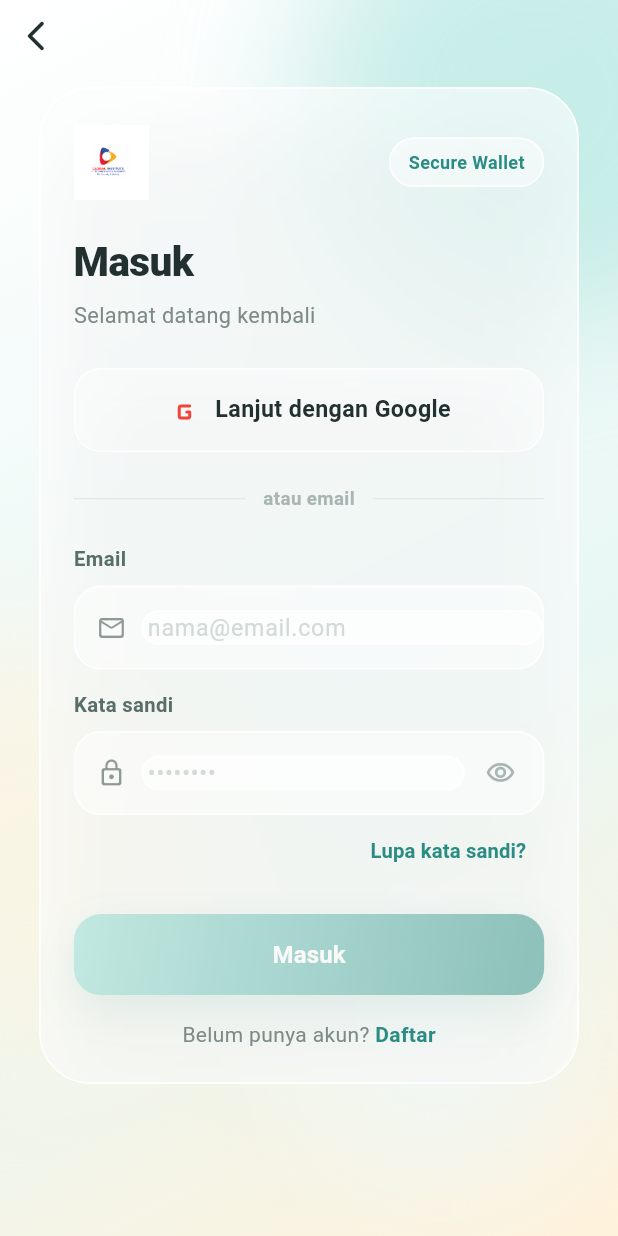
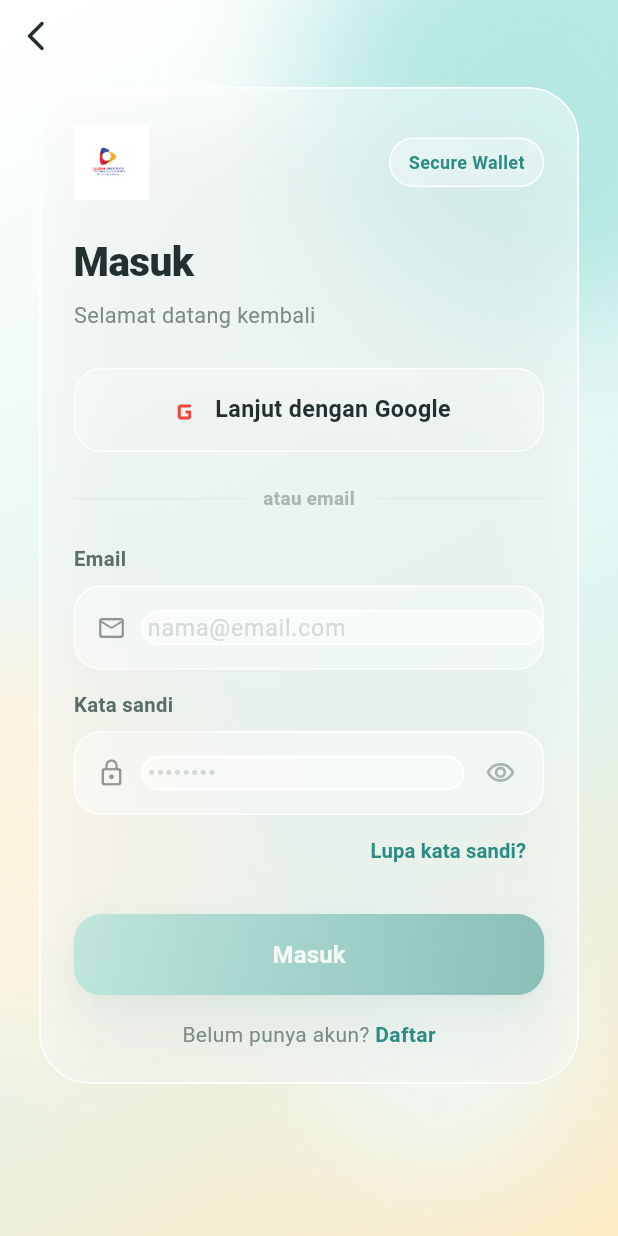
Before and after one commit to WhoIsR/EMoney-MobileApp, a Flutter app: the LoginPage screen opened by its route, on a phone screen of 412 x 824 dp. Run offline on Flutter 3.47's test engine with Material 3 defaults, Android fonts, the phone set to English and light mode, and no system bars; our stand-ins replace app_links, dio, equatable, firebase_auth, firebase_core, firebase_messaging and 6 more; missing offline and left inert: mobile_scanner; accounts and stored records are empty; network calls fail; Roboto replaces fonts that are missing (PlusJakartaSans).

Commit message:
style: kuatkan efek frosted
Menurunkan opacity panel agar glass lebih terasa.

```diff
--- a/lib/core/theme/app_colors.dart
+++ b/lib/core/theme/app_colors.dart
@@ -29,7 +29,7 @@ class AppColors {
   static const Color bg = Color(0xFFF7F8F4);
   static const Color mist = Color(0xFFEFF8F6);
   static const Color champagne = Color(0xFFFFF4DF);
-  static const Color glass = Color(0x99FFFFFF);
+  static const Color glass = Color(0x73FFFFFF);
   static const Color glassStrong = Color(0xCCFFFFFF);
   static const Color glassLine = Color(0xE6FFFFFF);
   static const Color white = Color(0xFFFFFFFF);
@@ -39,7 +39,7 @@ class AppColors {
     begin: Alignment.topLeft,
     end: Alignment.bottomRight,
     stops: [0.0, 0.6, 1.0],
-    colors: [Color(0xFFFFFFFF), Color(0xFFE8F7F4), Color(0xFFFFF2DB)],
+    colors: [Color(0xFFFFFFFF), Color(0xFFDFF5F1), Color(0xFFFFEBC4)],
   );
 
   static const LinearGradient accentGradient = LinearGradient(
--- a/lib/presentation/pages/auth/login_page.dart
+++ b/lib/presentation/pages/auth/login_page.dart
@@ -137,7 +137,7 @@ class _LoginPageState extends State<LoginPage> {
                     padding: const EdgeInsets.fromLTRB(26, 10, 26, 24),
                     child: GlassCard(
                       radius: 34,
-                      color: Colors.white.withValues(alpha: 0.56),
+                      color: Colors.white.withValues(alpha: 0.40),
                       border: Border.all(
                         color: Colors.white.withValues(alpha: 0.9),
                         width: 1.2,
@@ -154,7 +154,7 @@ class _LoginPageState extends State<LoginPage> {
                                 padding: const EdgeInsets.symmetric(
                                     horizontal: 12, vertical: 7),
                                 decoration: BoxDecoration(
-                                  color: Colors.white.withValues(alpha: 0.46),
+                                  color: Colors.white.withValues(alpha: 0.34),
                                   borderRadius: BorderRadius.circular(20),
                                   border:
                                       Border.all(color: AppColors.glassLine),
@@ -193,7 +193,7 @@ class _LoginPageState extends State<LoginPage> {
                                 onTap: loading ? null : _loginWithGoogle,
                                 child: GlassCard(
                                   radius: 18,
-                                  color: Colors.white.withValues(alpha: 0.48),
+                                  color: Colors.white.withValues(alpha: 0.34),
                                   border: Border.all(
                                     color: Colors.white.withValues(alpha: 0.86),
                                     width: 1.1,
--- a/lib/presentation/widgets/app_field.dart
+++ b/lib/presentation/widgets/app_field.dart
@@ -82,7 +82,7 @@ class _AppFieldState extends State<AppField> {
           duration: const Duration(milliseconds: 150),
           height: 56,
           decoration: BoxDecoration(
-            color: Colors.white.withValues(alpha: 0.48),
+            color: Colors.white.withValues(alpha: 0.36),
             borderRadius: BorderRadius.circular(18),
             border: Border.all(
               color: _focused
--- a/lib/presentation/widgets/glass_background.dart
+++ b/lib/presentation/widgets/glass_background.dart
@@ -21,7 +21,7 @@ class GlassBackground extends StatelessWidget {
             right: -100,
             child: _AmbientWash(
               size: 310,
-              color: AppColors.primaryLight.withValues(alpha: 0.45),
+              color: AppColors.primaryLight.withValues(alpha: 0.62),
             ),
           ),
           Positioned(
@@ -29,7 +29,7 @@ class GlassBackground extends StatelessWidget {
             bottom: 120,
             child: _AmbientWash(
               size: 280,
-              color: AppColors.champagne.withValues(alpha: 0.72),
+              color: AppColors.champagne.withValues(alpha: 0.92),
             ),
           ),
           Positioned(
@@ -37,7 +37,7 @@ class GlassBackground extends StatelessWidget {
             bottom: 40,
             child: _AmbientWash(
               size: 180,
-              color: AppColors.mist.withValues(alpha: 0.86),
+              color: AppColors.mist.withValues(alpha: 0.96),
             ),
           ),
           child,
```
